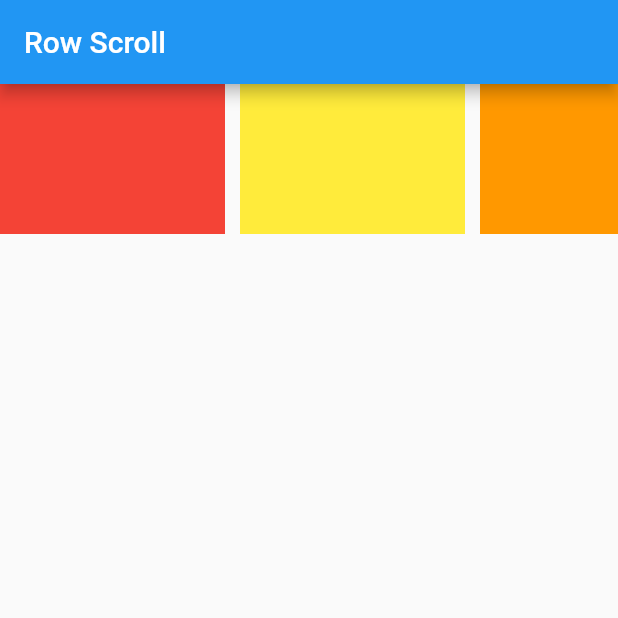
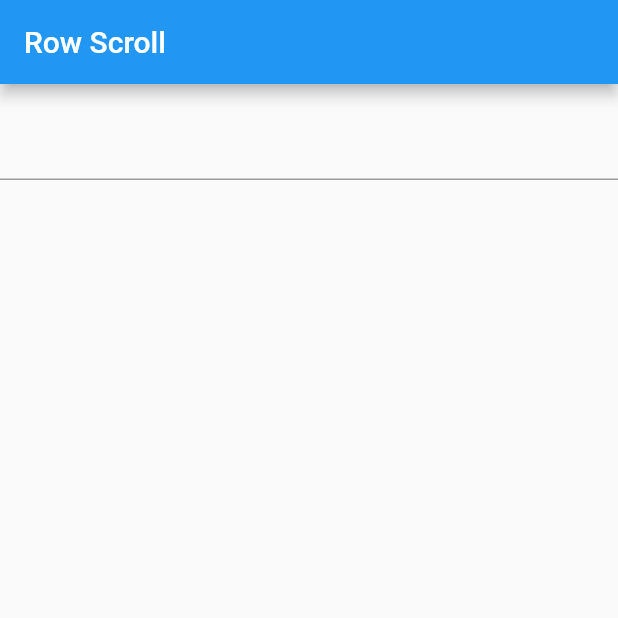
Before and after one commit to aathil-Mr-ITGuy/Teach-Flutter, a Flutter app: the screen it shows after launch, on a phone screen of 412 x 824 dp, the top half of it. Run offline on Flutter 3.47's test engine with Material 2 defaults, Android fonts, the phone set to English and light mode, and no system bars.

Commit message:
Flutter Text Field

```diff
--- a/lib/main.dart
+++ b/lib/main.dart
@@ -12,36 +12,33 @@ class MyApp extends StatefulWidget {
 }
 
 class _MyAppState extends State<MyApp> {
+  String _value = ' ';
+
+  void _onChnaged(String value) {
+    setState(() {
+      _value = "On Change " + value;
+    });
+  }
+
+  void _onSubmit(String value) {
+    setState(() {
+      _value = "On Submit " + value;
+    });
+  }
+
   @override
   Widget build(BuildContext context) {
     return Scaffold(
       appBar: AppBar(
         title: Text("Row Scroll"),
       ),
-      body: SingleChildScrollView(
-        scrollDirection: Axis.horizontal,
-        child: Row(
+      body: Center(
+        child: Column(
           children: [
-            Container(height: 100, width: 150, color: Colors.red),
-            SizedBox(
-              width: 10,
-            ),
-            Container(height: 100, width: 150, color: Colors.yellow),
-            SizedBox(
-              width: 10,
-            ),
-            Container(
-              height: 100,
-              width: 150,
-              color: Colors.orange,
-            ),
-            SizedBox(
-              width: 10,
-            ),
-            Container(
-              height: 100,
-              width: 150,
-              color: Colors.purple,
+            Text(_value),
+            TextField(
+              onChanged: _onChnaged,
+              onSubmitted: _onSubmit,
             )
           ],
         ),
```
